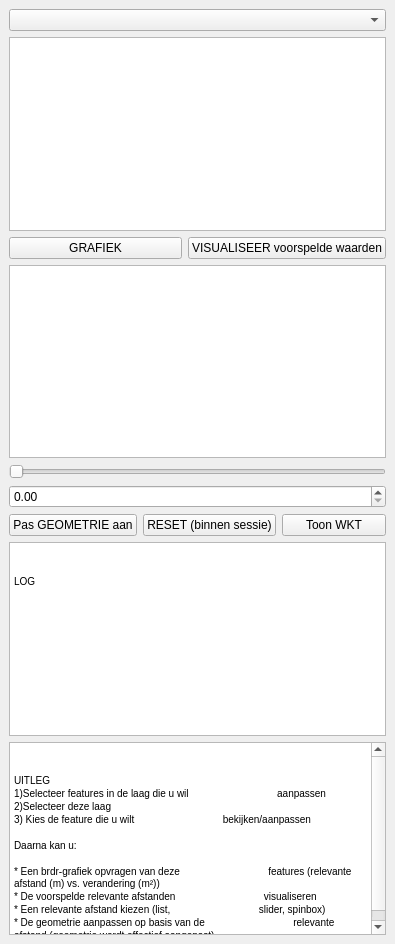
First picture: the form in plugin/brdrq/brdrq_dockwidget.ui, repository OnroerendErfgoed/brdrQ, before the edit.
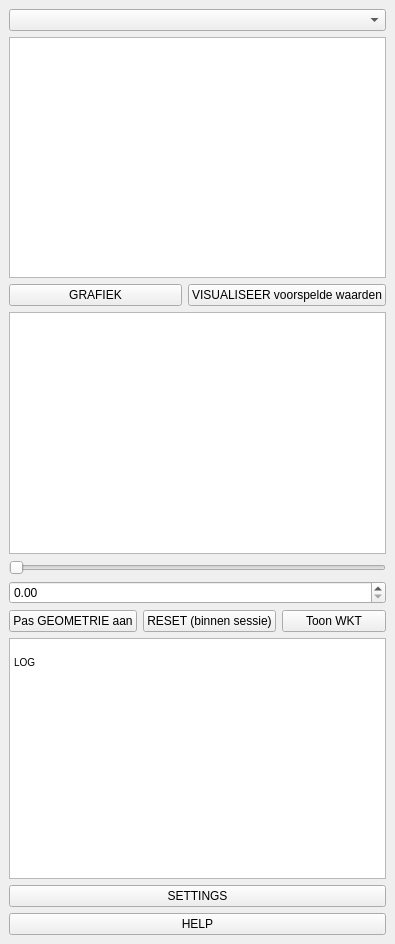
Second picture: the form after the edit. Custom widgets are drawn as their Qt base class.

Commit message: added settings_dialog

The edit to the form file:
```diff
--- a/plugin/brdrq/brdrq_dockwidget.ui
+++ b/plugin/brdrq/brdrq_dockwidget.ui
@@ -16,13 +16,31 @@
         <widget class="QWidget" name="dockWidgetContents">
             <layout class="QGridLayout" name="gridLayout">
                 <item row="17" column="1">
-                    <widget class="QSlider" name="horizontalSlider">
-                        <property name="orientation">
-                            <enum>Qt::Horizontal</enum>
+     <widget class="QPushButton" name="pushButton_help">
+      <property name="text">
+       <string>HELP</string>
                         </property>
                     </widget>
                 </item>
-                <item row="19" column="1">
+    <item row="4" column="1">
+     <layout class="QHBoxLayout" name="horizontalLayout">
+      <item>
+       <widget class="QPushButton" name="pushButton_grafiek">
+        <property name="text">
+         <string>GRAFIEK</string>
+        </property>
+       </widget>
+      </item>
+      <item>
+       <widget class="QPushButton" name="pushButton_visualisatie">
+        <property name="text">
+         <string>VISUALISEER voorspelde waarden</string>
+        </property>
+       </widget>
+      </item>
+     </layout>
+    </item>
+    <item row="14" column="1">
                     <layout class="QHBoxLayout" name="horizontalLayout_2">
                         <item>
                             <widget class="QPushButton" name="pushButton_save">
@@ -47,91 +65,41 @@
                         </item>
                     </layout>
                 </item>
-                <item row="16" column="1">
+    <item row="12" column="1">
+     <widget class="QSlider" name="horizontalSlider">
+      <property name="orientation">
+       <enum>Qt::Horizontal</enum>
+      </property>
+     </widget>
+    </item>
+    <item row="11" column="1">
                     <widget class="QListWidget" name="listWidget_predictions"/>
                 </item>
-                <item row="18" column="1">
+    <item row="13" column="1">
                     <widget class="QDoubleSpinBox" name="doubleSpinBox"/>
                 </item>
-                <item row="9" column="1">
-                    <layout class="QHBoxLayout" name="horizontalLayout">
-                        <item>
-                            <widget class="QPushButton" name="pushButton_grafiek">
-                                <property name="text">
-                                    <string>GRAFIEK</string>
-                                </property>
-                            </widget>
-                        </item>
-                        <item>
-                            <widget class="QPushButton" name="pushButton_visualisatie">
-                                <property name="text">
-                                    <string>VISUALISEER voorspelde waarden</string>
-                                </property>
-                            </widget>
-                        </item>
-                    </layout>
+    <item row="15" column="1">
+     <widget class="QTextEdit" name="textEdit_output">
+      <property name="html">
+       <string>&lt;!DOCTYPE HTML PUBLIC &quot;-//W3C//DTD HTML 4.0//EN&quot; &quot;http://www.w3.org/TR/REC-html40/strict.dtd&quot;&gt;
+&lt;html&gt;&lt;head&gt;&lt;meta name=&quot;qrichtext&quot; content=&quot;1&quot; /&gt;&lt;style type=&quot;text/css&quot;&gt;
+p, li { white-space: pre-wrap; }
+&lt;/style&gt;&lt;/head&gt;&lt;body style=&quot; font-family:'MS Shell Dlg 2'; font-size:7.8pt; font-weight:400; font-style:normal;&quot;&gt;
+&lt;p style=&quot; margin-top:0px; margin-bottom:0px; margin-left:0px; margin-right:0px; -qt-block-indent:0; text-indent:0px;&quot;&gt;                                &lt;/p&gt;
+&lt;p style=&quot; margin-top:0px; margin-bottom:0px; margin-left:0px; margin-right:0px; -qt-block-indent:0; text-indent:0px;&quot;&gt;LOG                            &lt;/p&gt;&lt;/body&gt;&lt;/html&gt;</string>
+      </property>
+     </widget>
                 </item>
                 <item row="2" column="1">
                     <widget class="QgsMapLayerComboBox" name="mMapLayerComboBox"/>
                 </item>
-                <item row="8" column="1">
+    <item row="3" column="1">
                     <widget class="QListWidget" name="listWidget_features"/>
                 </item>
-                <item row="23" column="1">
-                    <widget class="QTextBrowser" name="textBrowser">
-                        <property name="html">
-                            <string>&lt;!DOCTYPE HTML PUBLIC &quot;-//W3C//DTD HTML 4.0//EN&quot; &quot;http://www.w3.org/TR/REC-html40/strict.dtd&quot;&gt;
-                                &lt;html&gt;&lt;head&gt;&lt;meta name=&quot;qrichtext&quot; content=&quot;1&quot; /&gt;&lt;style
-                                type=&quot;text/css&quot;&gt;
-                                p, li { white-space: pre-wrap; }
-                                &lt;/style&gt;&lt;/head&gt;&lt;body style=&quot; font-family:'MS Shell Dlg 2';
-                                font-size:7.8pt; font-weight:400; font-style:normal;&quot;&gt;
-                                &lt;p style=&quot; margin-top:0px; margin-bottom:0px; margin-left:0px; margin-right:0px;
-                                -qt-block-indent:0; text-indent:0px;&quot;&gt;UITLEG&lt;/p&gt;
-                                &lt;p style=&quot; margin-top:0px; margin-bottom:0px; margin-left:0px; margin-right:0px;
-                                -qt-block-indent:0; text-indent:0px;&quot;&gt;1)Selecteer features in de laag die u wil
-                                aanpassen&lt;/p&gt;
-                                &lt;p style=&quot; margin-top:0px; margin-bottom:0px; margin-left:0px; margin-right:0px;
-                                -qt-block-indent:0; text-indent:0px;&quot;&gt;2)Selecteer deze laag&lt;/p&gt;
-                                &lt;p style=&quot; margin-top:0px; margin-bottom:0px; margin-left:0px; margin-right:0px;
-                                -qt-block-indent:0; text-indent:0px;&quot;&gt;3) Kies de feature die u wilt
-                                bekijken/aanpassen&lt;/p&gt;
-                                &lt;p style=&quot;-qt-paragraph-type:empty; margin-top:0px; margin-bottom:0px;
-                                margin-left:0px; margin-right:0px; -qt-block-indent:0; text-indent:0px;&quot;&gt;&lt;br
-                                /&gt;&lt;/p&gt;
-                                &lt;p style=&quot; margin-top:0px; margin-bottom:0px; margin-left:0px; margin-right:0px;
-                                -qt-block-indent:0; text-indent:0px;&quot;&gt;Daarna kan u:&lt;/p&gt;
-                                &lt;p style=&quot;-qt-paragraph-type:empty; margin-top:0px; margin-bottom:0px;
-                                margin-left:0px; margin-right:0px; -qt-block-indent:0; text-indent:0px;&quot;&gt;&lt;br
-                                /&gt;&lt;/p&gt;
-                                &lt;p style=&quot; margin-top:0px; margin-bottom:0px; margin-left:0px; margin-right:0px;
-                                -qt-block-indent:0; text-indent:0px;&quot;&gt;* Een brdr-grafiek opvragen van deze
-                                features (relevante afstand (m) vs. verandering (m²))&lt;/p&gt;
-                                &lt;p style=&quot; margin-top:0px; margin-bottom:0px; margin-left:0px; margin-right:0px;
-                                -qt-block-indent:0; text-indent:0px;&quot;&gt;* De voorspelde relevante afstanden
-                                visualiseren&lt;/p&gt;
-                                &lt;p style=&quot; margin-top:0px; margin-bottom:0px; margin-left:0px; margin-right:0px;
-                                -qt-block-indent:0; text-indent:0px;&quot;&gt;* Een relevante afstand kiezen (list,
-                                slider, spinbox)&lt;/p&gt;
-                                &lt;p style=&quot; margin-top:0px; margin-bottom:0px; margin-left:0px; margin-right:0px;
-                                -qt-block-indent:0; text-indent:0px;&quot;&gt;* De geometrie aanpassen op basis van de
-                                relevante afstand (geometrie wordt effectief aangepast)&lt;/p&gt;&lt;/body&gt;&lt;/html&gt;
-                            </string>
-                        </property>
-                    </widget>
-                </item>
-                <item row="20" column="1">
-                    <widget class="QTextEdit" name="textEdit_output">
-                        <property name="html">
-                            <string>&lt;!DOCTYPE HTML PUBLIC &quot;-//W3C//DTD HTML 4.0//EN&quot; &quot;http://www.w3.org/TR/REC-html40/strict.dtd&quot;&gt;
-                                &lt;html&gt;&lt;head&gt;&lt;meta name=&quot;qrichtext&quot; content=&quot;1&quot; /&gt;&lt;style
-                                type=&quot;text/css&quot;&gt;
-                                p, li { white-space: pre-wrap; }
-                                &lt;/style&gt;&lt;/head&gt;&lt;body style=&quot; font-family:'MS Shell Dlg 2';
-                                font-size:7.8pt; font-weight:400; font-style:normal;&quot;&gt;
-                                &lt;p style=&quot; margin-top:0px; margin-bottom:0px; margin-left:0px; margin-right:0px;
-                                -qt-block-indent:0; text-indent:0px;&quot;&gt;LOG&lt;/p&gt;&lt;/body&gt;&lt;/html&gt;
-                            </string>
+    <item row="16" column="1">
+     <widget class="QPushButton" name="pushButton_settings">
+      <property name="text">
+       <string>SETTINGS</string>
                         </property>
                     </widget>
                 </item>
```
Lines whose indentation alone changed are shown as unchanged. The commit also changes 6 other files.
